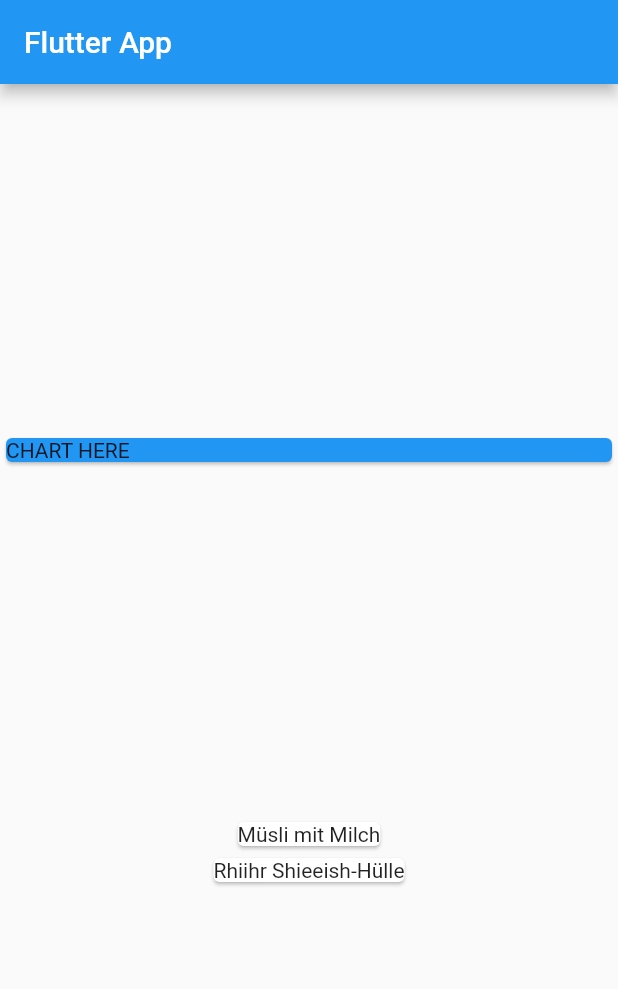
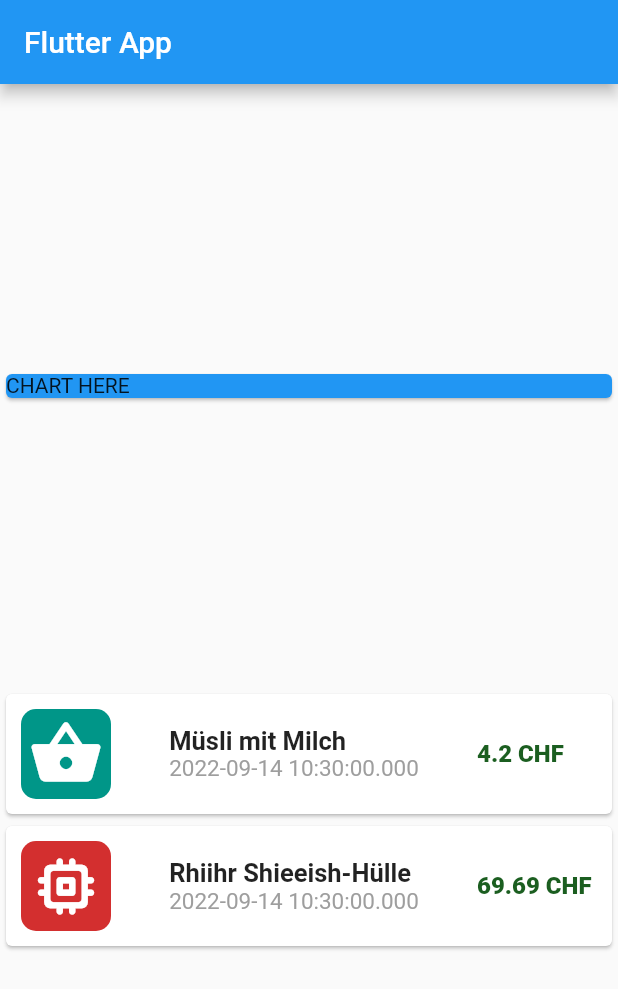
Before and after one commit to Totemi1324/personal_expenses, a Flutter app: the screen it shows after launch, on a phone screen of 412 x 824 dp. Shown: the top 989 px of the screen. Run offline on Flutter 3.47's test engine with Material 2 defaults, Android fonts, the phone set to English and light mode, and no system bars.

```diff
--- a/lib/main.dart
+++ b/lib/main.dart
@@ -21,17 +21,35 @@ class MyHomePage extends StatelessWidget {
   final List<Transaction> transaction = [
     Transaction(
       id: '1',
-      title: 'Müsli mit Milch',
+      desc: 'Müsli mit Milch',
+      category: 'Lebensmittel',
       amount: 4.20,
       date: DateTime.now(),
     ),
     Transaction(
       id: '2',
-      title: 'Rhiihr Shieeish-Hülle',
+      desc: 'Rhiihr Shieeish-Hülle',
+      category: 'Gadgets',
       amount: 69.69,
       date: DateTime.now(),
     )
   ];
+  final Map<String, Map<String, Object>> categoryIcons = {
+    'Lebensmittel': {
+      'icon': Icons.shopping_basket_rounded,
+      'theme': Colors.teal,
+    },
+    'Gadgets': {
+      'icon': Icons.memory_rounded,
+      'theme': Colors.red.shade700,
+    }
+  };
+  final Map<String, String> currencySymbols = {
+    'Euro': '€',
+    'US-Dollar': '\$',
+    'Schweizer Franken': 'CHF',
+  };
+  int currentCurrency = 2;
 
   MyHomePage({super.key});
 
@@ -53,7 +71,57 @@ class MyHomePage extends StatelessWidget {
             children: transaction
                 .map(
                   (e) => Card(
-                    child: Text(e.title),
+                    child: Row(
+                      mainAxisAlignment: MainAxisAlignment.spaceBetween,
+                      children: [
+                        Container(
+                          margin: const EdgeInsets.all(10),
+                          padding: const EdgeInsets.all(5),
+                          decoration: BoxDecoration(
+                              borderRadius: BorderRadius.circular(10),
+                              color:
+                                  categoryIcons[e.category]!['theme'] as Color),
+                          child: Icon(
+                            categoryIcons[e.category]!['icon'] as IconData,
+                            color: Colors.white,
+                            size: 50,
+                          ),
+                        ),
+                        Column(
+                          crossAxisAlignment: CrossAxisAlignment.start,
+                          mainAxisAlignment: MainAxisAlignment.spaceAround,
+                          children: [
+                            Text(
+                              e.desc,
+                              style: const TextStyle(
+                                fontWeight: FontWeight.w600,
+                                fontSize: 17,
+                              ),
+                            ),
+                            Text(
+                              e.date.toString(),
+                              style: const TextStyle(
+                                fontWeight: FontWeight.w400,
+                                fontSize: 15,
+                                color: Colors.grey,
+                              ),
+                            ),
+                          ],
+                        ),
+                        Container(
+                          width: 80,
+                          margin: const EdgeInsets.symmetric(horizontal: 10),
+                          child: Text(
+                            "${e.amount} ${currencySymbols['Schweizer Franken']}",
+                            style: TextStyle(
+                              fontWeight: FontWeight.w900,
+                              fontSize: 16,
+                              color: e.amount > 0 ? Colors.green.shade900 : (e.amount < 0 ? Colors.red.shade900 : Colors.grey)
+                            ),
+                          ),
+                        )
+                      ],
+                    ),
                   ),
                 )
                 .toList(),
--- a/lib/transaction.dart
+++ b/lib/transaction.dart
@@ -1,12 +1,14 @@
 class Transaction {
   String id;
-  String title;
+  String desc;
+  String category;
   double amount;
   DateTime date;
 
   Transaction(
       {required this.id,
-      required this.title,
+      required this.desc,
+      required this.category,
       required this.amount,
       required this.date});
 }
```
